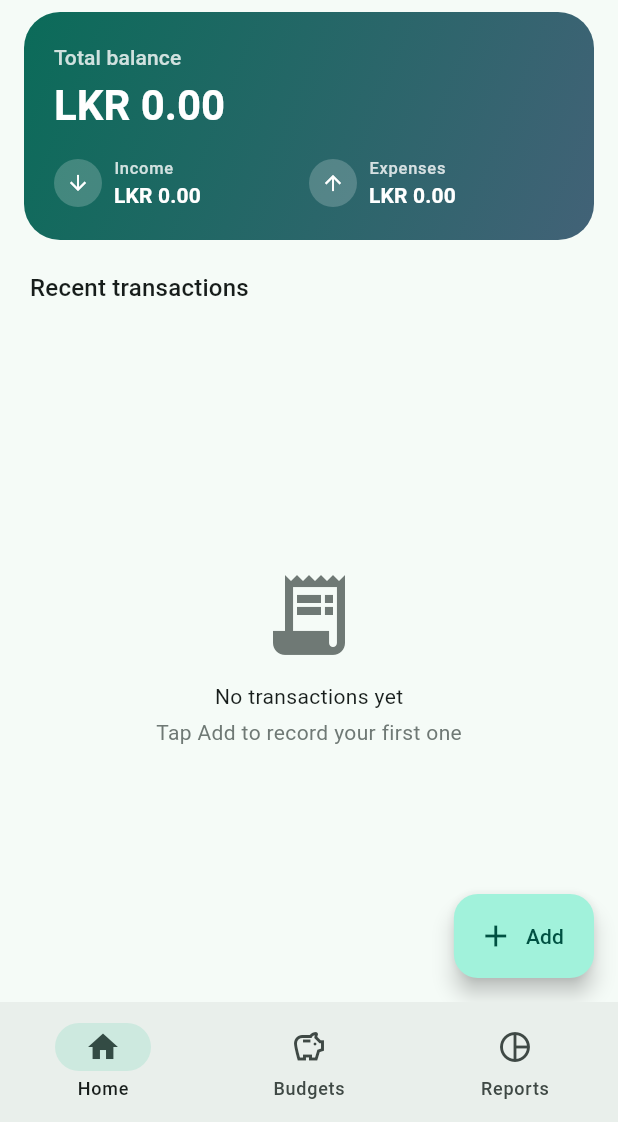
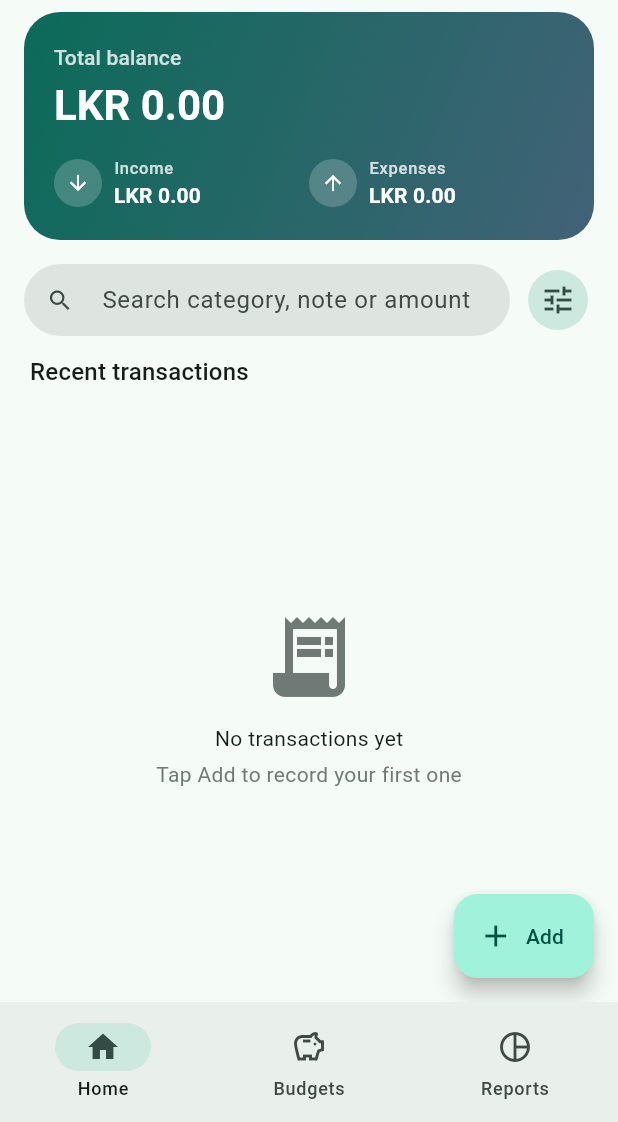
Before and after one commit to YasOnline177/spendly, a Flutter app: the screen it shows once a user with an empty profile is signed in, on a phone screen of 412 x 824 dp, the part 114-1236 px from its top. Run offline on Flutter 3.47's test engine with Material 3 defaults, Android fonts, the phone set to English and light mode, and no system bars; our stand-ins replace cloud_firestore, drift, drift_flutter, firebase_auth, firebase_core, fl_chart and 1 more; accounts and stored records are empty; generated files the repository leaves out were written again.

Commit message:
feat: add search, filters, and sorting to the home screen

```diff
--- a/lib/features/transactions/presentation/home_screen.dart
+++ b/lib/features/transactions/presentation/home_screen.dart
@@ -1,14 +1,15 @@
 import 'package:flutter/material.dart';
 import 'package:flutter_riverpod/flutter_riverpod.dart';
 import 'package:intl/intl.dart';
-
 import '../../../core/constants/categories.dart';
 import '../../../core/utils/formatters.dart';
 import '../../../data/models/transaction.dart';
 import '../../auth/application/auth_provider.dart';
 import '../../sync/application/sync_provider.dart';
+import '../application/transaction_filter_provider.dart';
 import '../application/transactions_provider.dart';
 import 'add_transaction_screen.dart';
+import 'widgets/filter_sheet.dart';
 import 'widgets/summary_card.dart';
 
 class HomeScreen extends ConsumerWidget {
@@ -16,7 +17,9 @@ class HomeScreen extends ConsumerWidget {
 
   @override
   Widget build(BuildContext context, WidgetRef ref) {
-    final txsAsync = ref.watch(transactionsProvider);
+    final listAsync = ref.watch(filteredTransactionsProvider);
+    final total = ref.watch(transactionsProvider).value?.length ?? 0;
+    final shown = listAsync.value?.length ?? 0;
     final summary = ref.watch(summaryProvider);
     final sync = ref.watch(syncControllerProvider);
 
@@ -52,27 +55,34 @@ class HomeScreen extends ConsumerWidget {
         children: [
           const _SyncStatusLine(),
           SummaryCard(summary: summary),
-          Padding(
-            padding: const EdgeInsets.fromLTRB(20, 12, 20, 4),
-            child: Align(
-              alignment: Alignment.centerLeft,
-              child: Text(
-                'Recent transactions',
-                style: Theme.of(context).textTheme.titleMedium,
-              ),
-            ),
-          ),
+          const _SearchRow(),
+          _ResultsHeader(shown: shown, total: total),
           Expanded(
-            child: txsAsync.when(
+            child: listAsync.when(
               loading: () => const Center(child: CircularProgressIndicator()),
               error: (e, _) => Center(child: Text('Something went wrong: $e')),
-              data: (txs) => txs.isEmpty
-                  ? const _EmptyState()
-                  : ListView.builder(
-                      padding: const EdgeInsets.only(bottom: 96),
-                      itemCount: txs.length,
-                      itemBuilder: (context, i) => _TransactionTile(t: txs[i]),
-                    ),
+              data: (txs) {
+                if (txs.isEmpty) {
+                  return total == 0
+                      ? const _EmptyState(
+                          icon: Icons.receipt_long,
+                          title: 'No transactions yet',
+                          subtitle: 'Tap Add to record your first one',
+                        )
+                      : const _EmptyState(
+                          icon: Icons.search_off,
+                          title: 'No matching transactions',
+                          subtitle: 'Try a different search or clear the filters',
+                        );
+                }
+                return ListView.builder(
+                  keyboardDismissBehavior:
+                      ScrollViewKeyboardDismissBehavior.onDrag,
+                  padding: const EdgeInsets.only(bottom: 96),
+                  itemCount: txs.length,
+                  itemBuilder: (context, i) => _TransactionTile(t: txs[i]),
+                );
+              },
             ),
           ),
         ],
@@ -85,6 +95,122 @@ class HomeScreen extends ConsumerWidget {
         ),
         icon: const Icon(Icons.add),
         label: const Text('Add'),
+      ),
+    );
+  }
+}
+
+class _SearchRow extends ConsumerStatefulWidget {
+  const _SearchRow();
+
+  @override
+  ConsumerState<_SearchRow> createState() => _SearchRowState();
+}
+
+class _SearchRowState extends ConsumerState<_SearchRow> {
+  final _ctrl = TextEditingController();
+
+  @override
+  void dispose() {
+    _ctrl.dispose();
+    super.dispose();
+  }
+
+  @override
+  Widget build(BuildContext context) {
+    final filter = ref.watch(transactionFilterProvider);
+    final scheme = Theme.of(context).colorScheme;
+
+    // Keep the text box in sync when "Clear all" resets the search elsewhere.
+    ref.listen(transactionFilterProvider, (prev, next) {
+      if (next.query.isEmpty && _ctrl.text.isNotEmpty) _ctrl.clear();
+    });
+
+    return Padding(
+      padding: const EdgeInsets.fromLTRB(16, 8, 16, 0),
+      child: Row(
+        children: [
+          Expanded(
+            child: TextField(
+              controller: _ctrl,
+              textInputAction: TextInputAction.search,
+              onChanged: (v) =>
+                  ref.read(transactionFilterProvider.notifier).setQuery(v),
+              decoration: InputDecoration(
+                hintText: 'Search category, note or amount',
+                prefixIcon: const Icon(Icons.search),
+                suffixIcon: filter.query.isEmpty
+                    ? null
+                    : IconButton(
+                        tooltip: 'Clear search',
+                        icon: const Icon(Icons.close),
+                        onPressed: () {
+                          _ctrl.clear();
+                          ref
+                              .read(transactionFilterProvider.notifier)
+                              .setQuery('');
+                        },
+                      ),
+                filled: true,
+                fillColor: scheme.surfaceContainerHighest,
+                isDense: true,
+                contentPadding: const EdgeInsets.symmetric(vertical: 12),
+                border: OutlineInputBorder(
+                  borderRadius: BorderRadius.circular(28),
+                  borderSide: BorderSide.none,
+                ),
+              ),
+            ),
+          ),
+          const SizedBox(width: 8),
+          Badge(
+            smallSize: 10,
+            isLabelVisible: filter.hasSheetFilters,
+            child: IconButton.filledTonal(
+              tooltip: 'Filters and sorting',
+              icon: const Icon(Icons.tune),
+              onPressed: () => showTransactionFilterSheet(context),
+            ),
+          ),
+        ],
+      ),
+    );
+  }
+}
+
+class _ResultsHeader extends ConsumerWidget {
+  const _ResultsHeader({required this.shown, required this.total});
+
+  final int shown;
+  final int total;
+
+  @override
+  Widget build(BuildContext context, WidgetRef ref) {
+    final filter = ref.watch(transactionFilterProvider);
+    final textTheme = Theme.of(context).textTheme;
+
+    if (!filter.isActive) {
+      return Padding(
+        padding: const EdgeInsets.fromLTRB(20, 12, 20, 4),
+        child: Align(
+          alignment: Alignment.centerLeft,
+          child: Text('Recent transactions', style: textTheme.titleMedium),
+        ),
+      );
+    }
+
+    return Padding(
+      padding: const EdgeInsets.fromLTRB(20, 4, 12, 0),
+      child: Row(
+        children: [
+          Text('$shown of $total transactions', style: textTheme.titleSmall),
+          const Spacer(),
+          TextButton(
+            onPressed: () =>
+                ref.read(transactionFilterProvider.notifier).clear(),
+            child: const Text('Clear all'),
+          ),
+        ],
       ),
     );
   }
@@ -120,7 +246,8 @@ class _TransactionTile extends ConsumerWidget {
               duration: const Duration(seconds: 4),
               action: SnackBarAction(
                 label: 'Undo',
-                onPressed: () => ref.read(transactionsProvider.notifier).add(t),
+                onPressed: () =>
+                    ref.read(transactionsProvider.notifier).add(t),
               ),
             ),
           );
@@ -158,7 +285,15 @@ class _TransactionTile extends ConsumerWidget {
 }
 
 class _EmptyState extends StatelessWidget {
-  const _EmptyState();
+  const _EmptyState({
+    required this.icon,
+    required this.title,
+    required this.subtitle,
+  });
+
+  final IconData icon;
+  final String title;
+  final String subtitle;
 
   @override
   Widget build(BuildContext context) {
@@ -167,14 +302,11 @@ class _EmptyState extends StatelessWidget {
       child: Column(
         mainAxisSize: MainAxisSize.min,
         children: [
-          Icon(Icons.receipt_long, size: 64, color: scheme.outline),
+          Icon(icon, size: 64, color: scheme.outline),
           const SizedBox(height: 12),
-          const Text('No transactions yet'),
+          Text(title),
           const SizedBox(height: 4),
-          Text(
-            'Tap Add to record your first one',
-            style: TextStyle(color: scheme.outline),
-          ),
+          Text(subtitle, style: TextStyle(color: scheme.outline)),
         ],
       ),
     );
```
